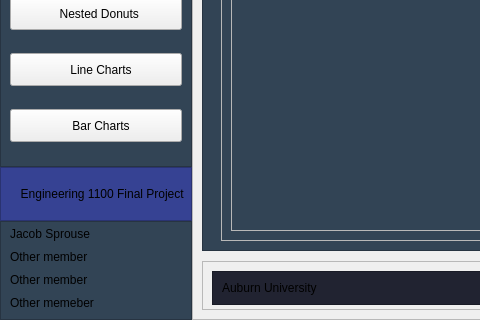
First picture: the form in UI/interface.ui, repository jmsa13/EngineeringFinalT8, before the edit; both pictures show x 0 to 480 and y 191 to 511 of the 773 by 511 pixel window.
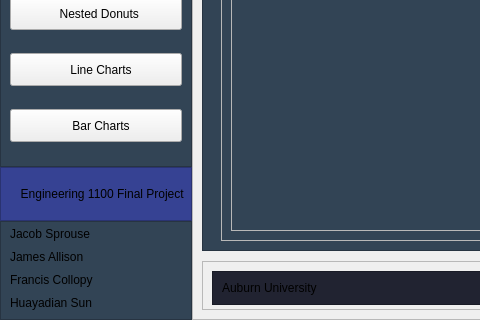
Second picture: the form after the edit. Icons and pictures are not drawn.

Diff of the .ui file:
```diff
--- a/UI/interface.ui
+++ b/UI/interface.ui
@@ -552,7 +552,7 @@
              </sizepolicy>
             </property>
             <property name="text">
-             <string>Other member</string>
+             <string>James Allison</string>
             </property>
            </widget>
           </item>
@@ -565,7 +565,7 @@
              </sizepolicy>
             </property>
             <property name="text">
-             <string>Other member</string>
+             <string>Francis Collopy</string>
             </property>
            </widget>
           </item>
@@ -578,7 +578,7 @@
              </sizepolicy>
             </property>
             <property name="text">
-             <string>Other memeber</string>
+             <string>Huayadian Sun</string>
             </property>
            </widget>
           </item>
```
